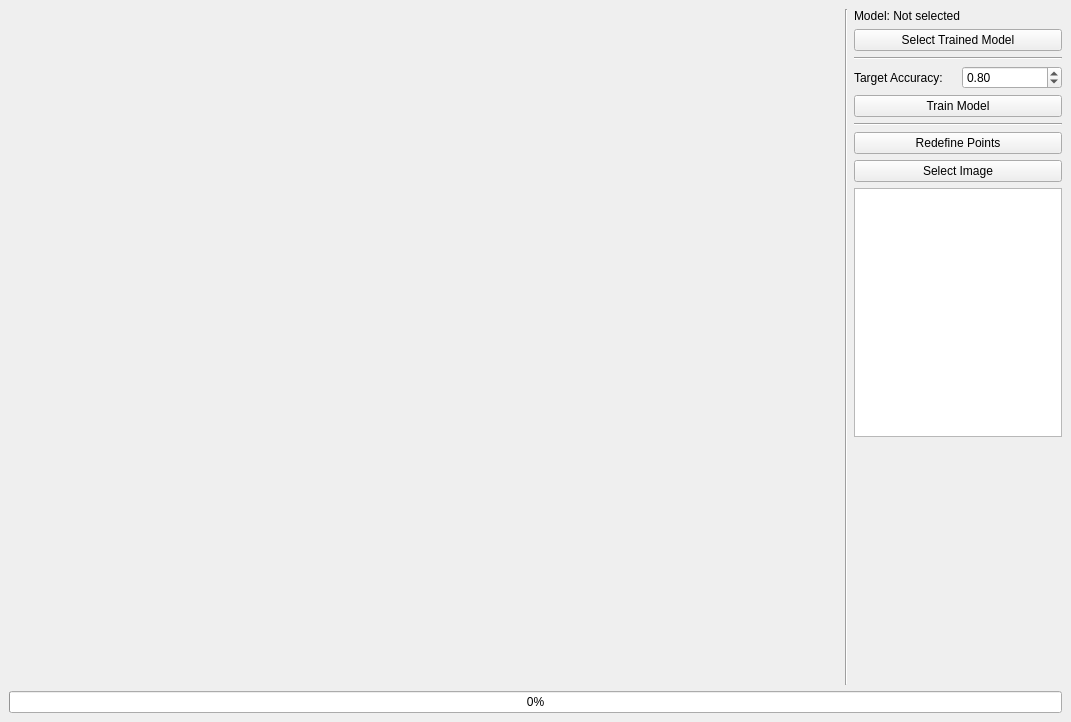
Old version of the form mainwindow.ui in the repository LoPHarp/Qt-AI-Processing-Toolkit.
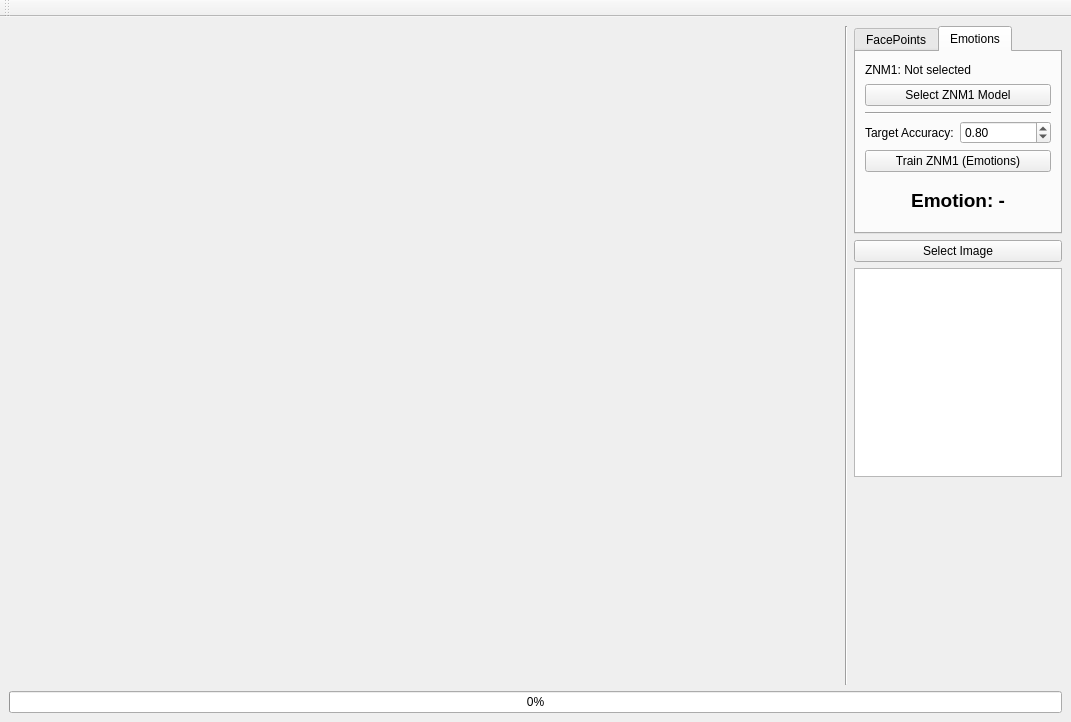
New version of the form.

Commit message:
Integrate Emotion Recognition (ZNM1) module and update UI
Details:
- Added QTabWidget to logically separate Keypoints and Emotions UI.
- Added train_znm1.py script with BatchNorm and Dropout for fast and robust training.
- Implemented predictEmotion() in C++ to run ZNM1 ONNX model dynamically.
- Refactored processAndDisplayImage() to decouple image rendering from model execution.
- Added Target Accuracy spinboxes and updated QProcess finished slots with ProcessType enum.

```diff
--- a/mainwindow.ui
+++ b/mainwindow.ui
@@ -14,9 +14,9 @@
    <string>MainWindow</string>
   </property>
   <widget class="QWidget" name="centralwidget">
-   <layout class="QVBoxLayout" name="verticalLayout_4">
+   <layout class="QVBoxLayout" name="verticalLayout_8">
     <item>
-     <layout class="QHBoxLayout" name="horizontalLayout_2" stretch="80,0,20">
+     <layout class="QHBoxLayout" name="horizontalLayout_3" stretch="8,0,2">
       <item>
        <widget class="QLabel" name="imageLabel">
         <property name="sizePolicy">
@@ -47,6 +47,19 @@
        </widget>
       </item>
       <item>
+       <layout class="QVBoxLayout" name="verticalLayout_7">
+        <item>
+         <widget class="QTabWidget" name="tabWidget">
+          <property name="toolTip">
+           <string>&lt;html&gt;&lt;head/&gt;&lt;body&gt;&lt;p&gt;&lt;br/&gt;&lt;/p&gt;&lt;/body&gt;&lt;/html&gt;</string>
+          </property>
+          <property name="currentIndex">
+           <number>1</number>
+          </property>
+          <widget class="QWidget" name="tab">
+           <attribute name="title">
+            <string>FacePoints</string>
+           </attribute>
        <layout class="QVBoxLayout" name="verticalLayout_3">
         <item>
          <layout class="QVBoxLayout" name="verticalLayout">
@@ -126,13 +139,6 @@
           </item>
          </layout>
         </item>
-        <item>
-         <widget class="Line" name="line_2">
-          <property name="orientation">
-           <enum>Qt::Orientation::Horizontal</enum>
-          </property>
-         </widget>
-        </item>
         <item>
          <widget class="QPushButton" name="btnRedefinePoints">
           <property name="text">
@@ -140,6 +146,119 @@
           </property>
          </widget>
         </item>
+           </layout>
+          </widget>
+          <widget class="QWidget" name="tab_2">
+           <attribute name="title">
+            <string>Emotions</string>
+           </attribute>
+           <layout class="QVBoxLayout" name="verticalLayout_5">
+            <item>
+             <layout class="QVBoxLayout" name="verticalLayout_4">
+              <item>
+               <widget class="QLabel" name="modelZNM1NameLabel">
+                <property name="text">
+                 <string>ZNM1: Not selected</string>
+                </property>
+               </widget>
+              </item>
+              <item>
+               <widget class="QPushButton" name="btnSelectZNM1Model">
+                <property name="text">
+                 <string>Select ZNM1 Model</string>
+                </property>
+               </widget>
+              </item>
+             </layout>
+            </item>
+            <item>
+             <widget class="Line" name="line_4">
+              <property name="orientation">
+               <enum>Qt::Orientation::Horizontal</enum>
+              </property>
+             </widget>
+            </item>
+            <item>
+             <layout class="QVBoxLayout" name="verticalLayout_6">
+              <item>
+               <layout class="QHBoxLayout" name="horizontalLayout_2">
+                <item>
+                 <widget class="QLabel" name="label_2">
+                  <property name="text">
+                   <string>Target Accuracy:</string>
+                  </property>
+                 </widget>
+                </item>
+                <item>
+                 <widget class="QDoubleSpinBox" name="targetAccZnm1SpinBox">
+                  <property name="sizePolicy">
+                   <sizepolicy hsizetype="MinimumExpanding" vsizetype="Fixed">
+                    <horstretch>0</horstretch>
+                    <verstretch>0</verstretch>
+                   </sizepolicy>
+                  </property>
+                  <property name="minimumSize">
+                   <size>
+                    <width>90</width>
+                    <height>0</height>
+                   </size>
+                  </property>
+                  <property name="maximumSize">
+                   <size>
+                    <width>100</width>
+                    <height>16777215</height>
+                   </size>
+                  </property>
+                  <property name="maximum">
+                   <double>0.990000000000000</double>
+                  </property>
+                  <property name="singleStep">
+                   <double>0.010000000000000</double>
+                  </property>
+                  <property name="value">
+                   <double>0.800000000000000</double>
+                  </property>
+                 </widget>
+                </item>
+               </layout>
+              </item>
+              <item>
+               <widget class="QPushButton" name="btnTrainZNM1Model">
+                <property name="text">
+                 <string>Train ZNM1 (Emotions)</string>
+                </property>
+               </widget>
+              </item>
+             </layout>
+            </item>
+            <item>
+             <widget class="QLabel" name="predictedEmotionLabel">
+              <property name="maximumSize">
+               <size>
+                <width>16777215</width>
+                <height>10000</height>
+               </size>
+              </property>
+              <property name="font">
+               <font>
+                <pointsize>14</pointsize>
+                <italic>false</italic>
+                <bold>true</bold>
+                <strikeout>false</strikeout>
+               </font>
+              </property>
+              <property name="text">
+               <string>Emotion: -</string>
+              </property>
+              <property name="alignment">
+               <set>Qt::AlignmentFlag::AlignCenter</set>
+              </property>
+             </widget>
+            </item>
+           </layout>
+          </widget>
+         </widget>
+        </item>
         <item>
          <widget class="QPushButton" name="btnSelectImage">
           <property name="text">
@@ -157,8 +276,8 @@
           </property>
           <property name="sizeHint" stdset="0">
            <size>
-            <width>20</width>
-            <height>40</height>
+            <width>17</width>
+            <height>188</height>
            </size>
           </property>
          </spacer>
@@ -186,6 +305,17 @@
     </rect>
    </property>
   </widget>
+  <widget class="QToolBar" name="toolBar">
+   <property name="windowTitle">
+    <string>toolBar</string>
+   </property>
+   <attribute name="toolBarArea">
+    <enum>TopToolBarArea</enum>
+   </attribute>
+   <attribute name="toolBarBreak">
+    <bool>false</bool>
+   </attribute>
+  </widget>
  </widget>
  <resources/>
  <connections/>
```
Lines whose indentation alone changed are shown as unchanged. The commit also changes 7 other files.
